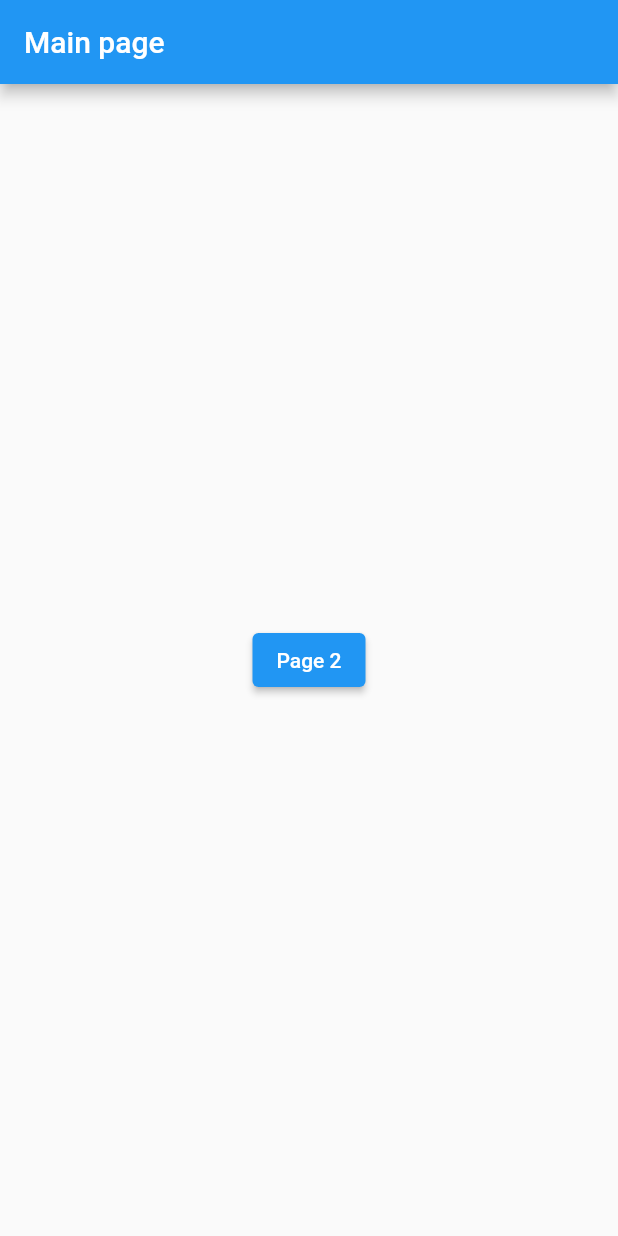
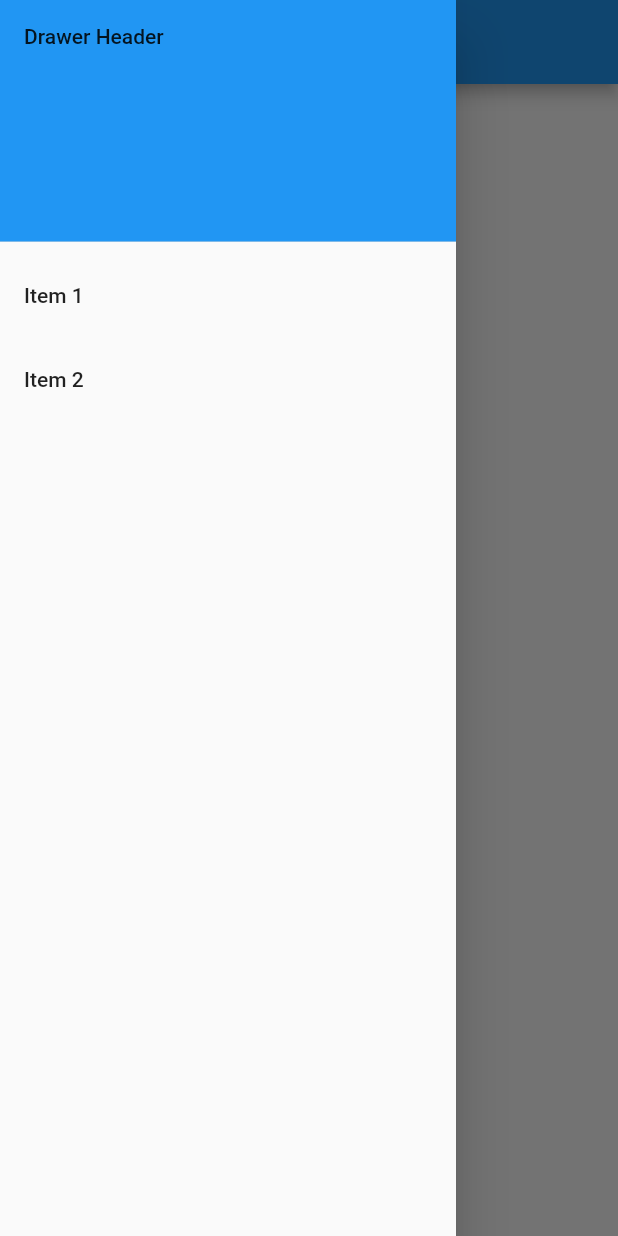
Before and after one commit to stignervik/logic-engine-flutter, a Flutter app: the screen it shows after launch, with the side drawer open (before the commit the screen has no drawer), on a phone screen of 412 x 824 dp. Run offline on Flutter 3.47's test engine with Material 2 defaults, Android fonts, the light colour scheme and no system bars.

Commit message:
Updated app with drawer navigation.

```diff
--- /dev/null
+++ b/lib/models/units.dart
@@ -0,0 +1,7 @@
+class Units {
+  final String type;
+
+  Units({
+    required this.type,
+  });
+}
--- /dev/null
+++ b/lib/screens/main_screen.dart
@@ -0,0 +1,28 @@
+import 'package:flutter/material.dart';
+import 'package:logic_engine_flutter/widgets/drawer.dart';
+import './units_screen.dart';
+
+class MainScreen extends StatelessWidget {
+  const MainScreen({super.key});
+
+  @override
+  Widget build(BuildContext context) {
+    return Scaffold(
+      appBar: AppBar(
+        title: const Text('Main page'),
+      ),
+      body: Center(
+        child: ElevatedButton(
+          child: const Text('Units'),
+          onPressed: () {
+            Navigator.push(
+              context,
+              MaterialPageRoute(builder: (context) => const UnitsScreen()),
+            );
+          },
+        ),
+      ),
+      drawer: const CustomDrawer(),
+    );
+  }
+}
--- /dev/null
+++ b/lib/screens/systems_screen.dart
@@ -0,0 +1,26 @@
+import 'package:flutter/material.dart';
+import 'package:logic_engine_flutter/widgets/drawer.dart';
+import './units_screen.dart';
+
+class SystemsScreens extends StatelessWidget {
+  const SystemsScreens({Key? key}) : super(key: key);
+
+  @override
+  Widget build(BuildContext context) {
+    return Scaffold(
+      appBar: AppBar(title: const Text('Units')),
+      body: Center(
+        child: ElevatedButton(
+          child: const Text('Units'),
+          onPressed: () {
+            Navigator.push(
+              context,
+              MaterialPageRoute(builder: (context) => const UnitsScreen()),
+            );
+          },
+        ),
+      ),
+      drawer: const CustomDrawer(),
+    );
+  }
+}
--- /dev/null
+++ b/lib/widgets/drawer.dart
@@ -0,0 +1,44 @@
+import 'package:flutter/material.dart';
+
+class CustomDrawer extends StatelessWidget {
+  const CustomDrawer({Key? key}) : super(key: key);
+
+  @override
+  Widget build(BuildContext context) {
+    return Drawer(
+      // Add a ListView to the drawer. This ensures the user can scroll
+      // through the options in the drawer if there isn't enough vertical
+      // space to fit everything.
+      child: ListView(
+        // Important: Remove any padding from the ListView.
+        padding: EdgeInsets.zero,
+        children: [
+          const DrawerHeader(
+            decoration: BoxDecoration(
+              color: Colors.blue,
+            ),
+            child: Text('Drawer Header'),
+          ),
+          ListTile(
+            title: const Text('Item 1'),
+            onTap: () {
+              // Update the state of the app
+              // ...
+              // Then close the drawer
+              Navigator.pop(context);
+            },
+          ),
+          ListTile(
+            title: const Text('Item 2'),
+            onTap: () {
+              // Update the state of the app
+              // ...
+              // Then close the drawer
+              Navigator.pop(context);
+            },
+          ),
+        ],
+      ),
+    );
+  }
+}
```
Also changed, not shown: lib/main.dart (+8 -176 lines), lib/models/unit.dart (added, +13 -0 lines), lib/page2.dart (deleted, +0 -36 lines), lib/page3.dart (deleted, +0 -32 lines), lib/screens/units_screen.dart (added, +26 -0 lines), 1 other file.
